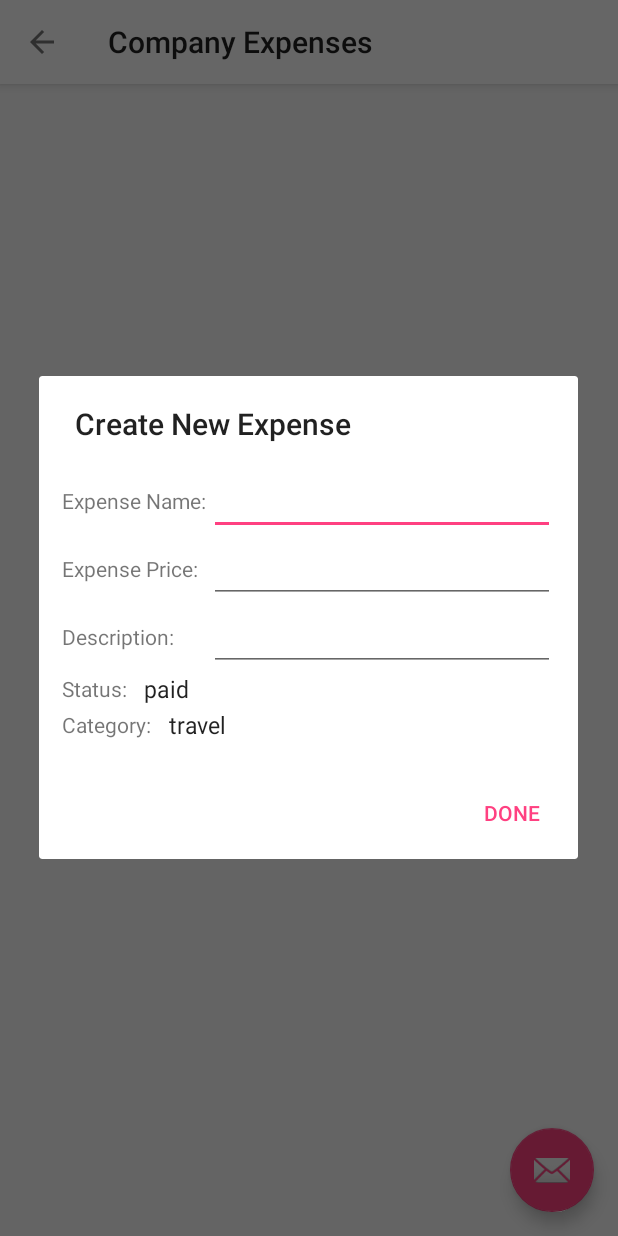
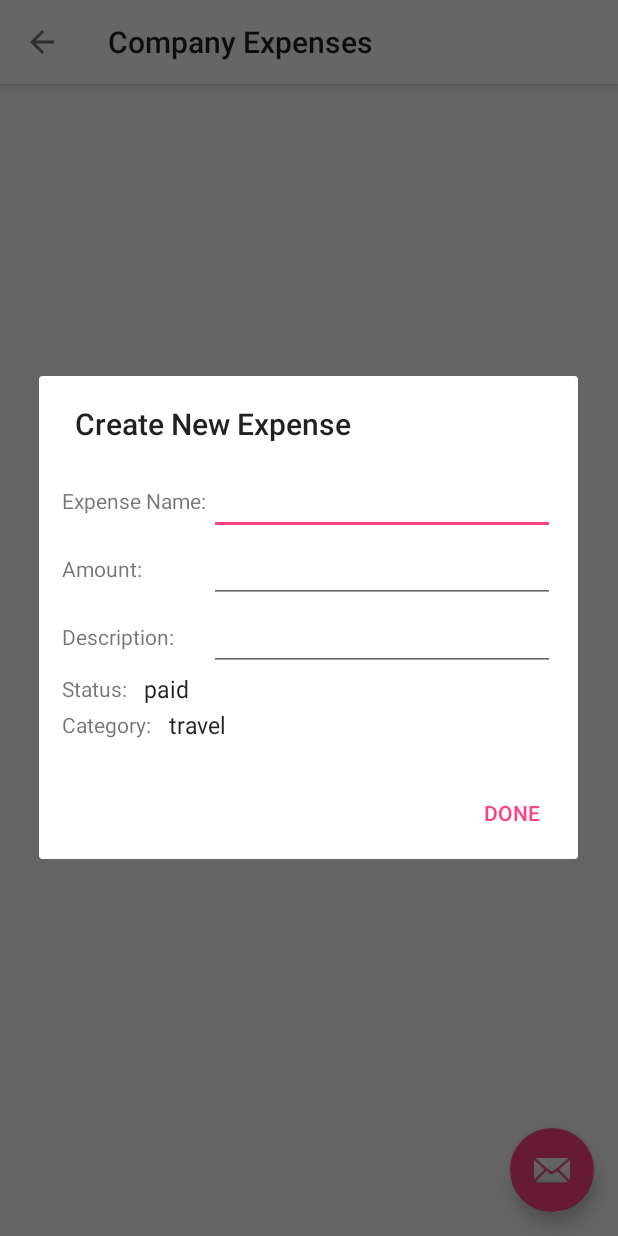
Before and after one commit to varunm100/MoneyManagerAndroid, an Android app: the CompanyDash screen opened directly, with no data from a screen before it, after a tap on an icon or button, on a phone screen of 412 x 824 dp. Run offline under Robolectric (Android 15) with nearby library versions, the phone set to English and light mode, and no system bars; our stand-ins replace Firebase (no records; nobody signed in at launch, a user with empty details on screens opened directly); pictures from the network do not load.

```diff
--- a/MoneyManagerDatabase/app/src/main/java/com/example/meta_knight/moneymanagerdatabase/CompanyDash.java
+++ b/MoneyManagerDatabase/app/src/main/java/com/example/meta_knight/moneymanagerdatabase/CompanyDash.java
@@ -166,11 +166,11 @@ public class CompanyDash extends AppCompatActivity implements RecyclerItemTouchH
         if (InputString == "travel") {
             return "https://png.icons8.com/airport/dusk/64";
         } else if (InputString == "food") {
-            return "https://png.icons8.com/pizza/office/16";
+            return "https://png.icons8.com/food/dusk/64";
         } else if (InputString == "electronics") {
             return "https://png.icons8.com/motherboard/dusk/64";
         } else if (InputString == "software") {
-            return "https://maxcdn.icons8.com/Share/icon/Programming//software_installer1600.png";
+            return "https://png.icons8.com/software-installer/dusk/64";
         } else if (InputString == "other") {
             return "http://guineeservices.com/wp-content/uploads/2015/05/Misc-Icon.png";
         } else {
--- a/MoneyManagerDatabase/app/src/main/java/com/example/meta_knight/moneymanagerdatabase/MainActivity.java
+++ b/MoneyManagerDatabase/app/src/main/java/com/example/meta_knight/moneymanagerdatabase/MainActivity.java
@@ -56,7 +56,7 @@ public class MainActivity extends AppCompatActivity {
                     PersonDashIntent.putExtra("email", firebaseAuth.getCurrentUser().getEmail());
                     PersonDashIntent.putExtra("name", firebaseAuth.getCurrentUser().getDisplayName());
                     PersonDashIntent.putExtra("uid", firebaseAuth.getCurrentUser().getUid());
-                    PersonDashIntent.putExtra("PhotoURL", firebaseAuth.getCurrentUser().getPhotoUrl());
+                    PersonDashIntent.putExtra("PhotoURL", firebaseAuth.getCurrentUser().getPhotoUrl().toString());
                     PersonDashIntent.addFlags(Intent.FLAG_ACTIVITY_NEW_TASK);
                     startActivity(PersonDashIntent);
                 }
--- a/MoneyManagerDatabase/app/src/main/res/layout/create_expense_dialog.xml
+++ b/MoneyManagerDatabase/app/src/main/res/layout/create_expense_dialog.xml
@@ -36,7 +36,7 @@
                 android:layout_width="0dp"
                 android:layout_height="wrap_content"
                 android:layout_weight=".3"
-                android:text="Expense Price: "/>
+                android:text="Amount: "/>
 
         <EditText
                 android:id="@+id/expense_price"
```
